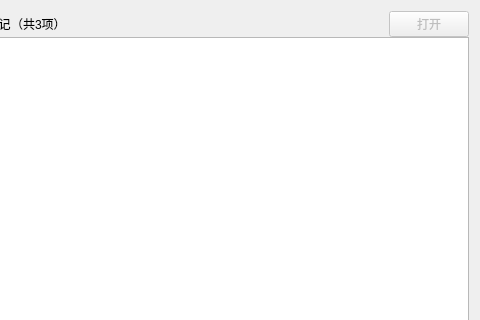
This is LxDairy/src/module_dairy/DairyWidget.ui in leishengxie/FengZhiHong as Qt 5 draws it before an edit; both pictures show x 557 to 1037 and y 0 to 320 of the 1037 by 552 pixel window. The edited form follows.
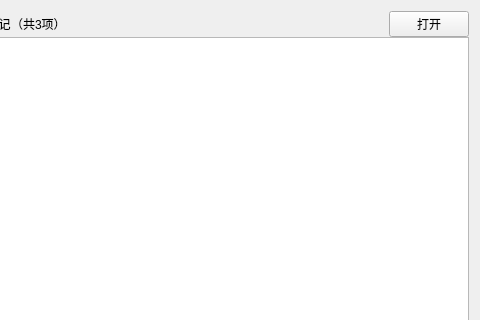
This is the edited form. The open tabs and pages were chosen to show the change.

What changed in the file:
```diff
--- a/LxDairy/src/module_dairy/DairyWidget.ui
+++ b/LxDairy/src/module_dairy/DairyWidget.ui
@@ -146,9 +146,6 @@
          </item>
          <item>
           <widget class="QPushButton" name="btnOpenDairy">
-           <property name="enabled">
-            <bool>false</bool>
-           </property>
            <property name="text">
             <string>打开</string>
            </property>
```
Left out of the diff: 2 changed lines with no effect on the pictures.
